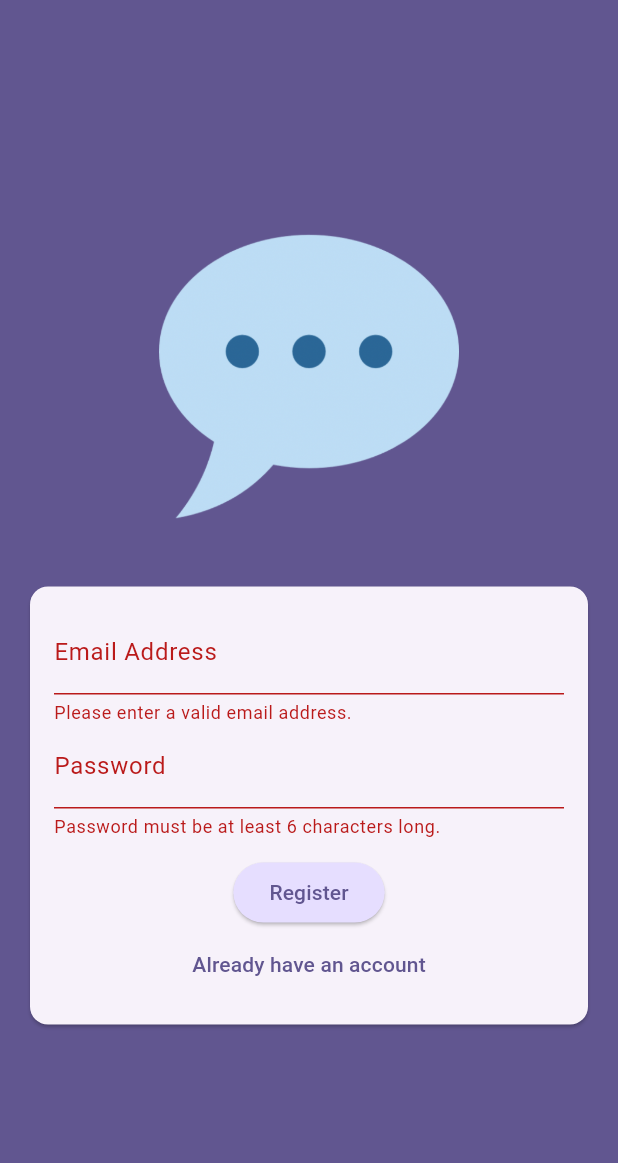
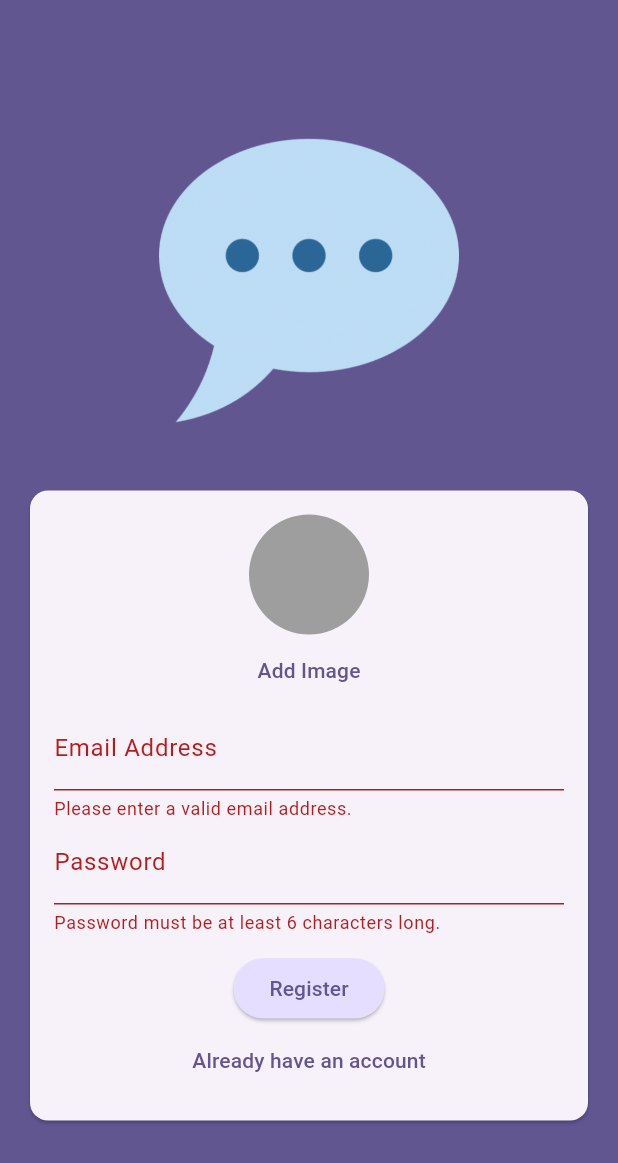
Before and after one commit to shacos/flutter_chat_app, a Flutter app: the screen it shows after launch, after a tap on "Login", after a tap on "Create an account", on a phone screen of 412 x 824 dp. Shown: the top 1163 px of the screen. Run offline on Flutter 3.47's test engine with Material 3 defaults, Android fonts, the phone set to English and light mode, and no system bars; our stand-ins replace cloud_firestore, firebase_auth, firebase_core, firebase_storage, image_picker; accounts and stored records are empty.

Commit message:
finsihed lecture 288

```diff
--- a/lib/main.dart
+++ b/lib/main.dart
@@ -1,7 +1,10 @@
 import 'package:flutter/material.dart';
+import 'package:firebase_auth/firebase_auth.dart';
 import 'package:firebase_core/firebase_core.dart';
 
 import 'package:chat_app/screens/auth.dart';
+import 'package:chat_app/screens/splash.dart';
+import 'package:chat_app/screens/chat.dart';
 
 void main() async {
   WidgetsFlutterBinding.ensureInitialized();
@@ -20,7 +23,15 @@ class App extends StatelessWidget {
         colorScheme: ColorScheme.fromSeed(
             seedColor: const Color.fromARGB(255, 63, 17, 177)),
       ),
-      home: const AuthScreen(),
+      home: StreamBuilder(
+        stream: FirebaseAuth.instance.authStateChanges(),
+        builder: ((ctx, snapshot) {
+          if (snapshot.connectionState == ConnectionState.waiting)
+            return const SplashScreen();
+          if (snapshot.hasData) return const ChatScreen();
+          return const AuthScreen();
+        }),
+      ),
     );
   }
 }
--- a/lib/screens/auth.dart
+++ b/lib/screens/auth.dart
@@ -1,5 +1,11 @@
+import 'dart:io';
+
+import 'package:cloud_firestore/cloud_firestore.dart';
 import 'package:flutter/material.dart';
 import 'package:firebase_auth/firebase_auth.dart';
+import 'package:firebase_storage/firebase_storage.dart';
+
+import 'package:chat_app/widgets/user_image_picker.dart';
 
 final _firebase = FirebaseAuth.instance;
 
@@ -16,24 +22,44 @@ class _AuthScreenState extends State<AuthScreen> {
   final _form = GlobalKey<FormState>();
   var _enteredEmail = '';
   var _enteredPassword = '';
-
   bool _isLogin = true;
+  File? _selectedImage;
+  var _isAuthenticating = false;
 
   void _submit() async {
-    if (_form.currentState!.validate()) {
+    final isValid = _form.currentState!.validate();
+
+    if (!isValid || (!_isLogin && _selectedImage == null)) return;
+
     _form.currentState!.save();
     try {
+      setState(() {
+        _isAuthenticating = true;
+      });
       if (_isLogin) {
         final userCredentials = await _firebase.signInWithEmailAndPassword(
             email: _enteredEmail, password: _enteredPassword);
-          print(userCredentials);
       } else {
-          final userCredentials =
-              await _firebase.createUserWithEmailAndPassword(
+        final userCredentials = await _firebase.createUserWithEmailAndPassword(
           email: _enteredEmail,
           password: _enteredPassword,
         );
-          print(userCredentials);
+        final storageRef = FirebaseStorage.instance
+            .ref()
+            .child('user_images')
+            .child('${userCredentials.user!.uid}.jpg');
+
+        await storageRef.putFile(_selectedImage!);
+        final imageUrl = await storageRef.getDownloadURL();
+
+        await FirebaseFirestore.instance
+            .collection('users')
+            .doc(userCredentials.user!.uid)
+            .set({
+          'username': 'To be set...',
+          'email': _enteredEmail,
+          'image_url': imageUrl,
+        });
       }
     } on FirebaseAuthException catch (error) {
       if (error.code == 'email-already-in-use') {
@@ -48,7 +74,10 @@ class _AuthScreenState extends State<AuthScreen> {
           content: Text(error.message ?? 'Authentication failed.'),
         ),
       );
-      }
+
+      setState(() {
+        _isAuthenticating = false;
+      });
     }
   }
 
@@ -80,6 +109,11 @@ class _AuthScreenState extends State<AuthScreen> {
                     child: Column(
                       mainAxisSize: MainAxisSize.min,
                       children: [
+                        if (!_isLogin)
+                          UserImagePicker(
+                            onSelectImage: (fileImage) =>
+                                _selectedImage = fileImage,
+                          ),
                         TextFormField(
                           decoration:
                               const InputDecoration(labelText: 'Email Address'),
@@ -109,14 +143,19 @@ class _AuthScreenState extends State<AuthScreen> {
                           onSaved: (newValue) => _enteredPassword = newValue!,
                         ),
                         const SizedBox(height: 12),
+                        if (_isAuthenticating)
+                          const CircularProgressIndicator(),
+                        if (!_isAuthenticating)
                           ElevatedButton(
                             onPressed: _submit,
                             style: ElevatedButton.styleFrom(
-                            backgroundColor:
-                                Theme.of(context).colorScheme.primaryContainer,
+                              backgroundColor: Theme.of(context)
+                                  .colorScheme
+                                  .primaryContainer,
                             ),
                             child: Text(_isLogin ? 'Login' : 'Register'),
                           ),
+                        if (!_isAuthenticating)
                           TextButton(
                             onPressed: () {
                               setState(() {
--- /dev/null
+++ b/lib/screens/splash.dart
@@ -0,0 +1,17 @@
+import 'package:flutter/material.dart';
+
+class SplashScreen extends StatelessWidget {
+  const SplashScreen({super.key});
+
+  @override
+  Widget build(BuildContext context) {
+    return Scaffold(
+      appBar: AppBar(
+        title: const Text('FlutterSplash'),
+      ),
+      body: const Center(
+        child: Text('Loading...'),
+      ),
+    );
+  }
+}
--- /dev/null
+++ b/lib/widgets/user_image_picker.dart
@@ -0,0 +1,61 @@
+import 'dart:io';
+
+import 'package:flutter/material.dart';
+import 'package:image_picker/image_picker.dart';
+
+class UserImagePicker extends StatefulWidget {
+  const UserImagePicker({
+    super.key,
+    required this.onSelectImage,
+  });
+
+  final void Function(File) onSelectImage;
+
+  @override
+  State<UserImagePicker> createState() {
+    return _UserImagePickerState();
+  }
+}
+
+class _UserImagePickerState extends State<UserImagePicker> {
+  File? _pickedImageFile;
+
+  void _pickImage() async {
+    final imagePicked = await ImagePicker().pickImage(
+      source: ImageSource.camera,
+      imageQuality: 50,
+      maxWidth: 150,
+    );
+
+    if (imagePicked == null) return;
+
+    setState(() {
+      _pickedImageFile = File(imagePicked.path);
+    });
+
+    widget.onSelectImage(_pickedImageFile!);
+  }
+
+  @override
+  Widget build(BuildContext context) {
+    return Column(
+      children: [
+        CircleAvatar(
+          radius: 40,
+          backgroundColor: Colors.grey,
+          foregroundImage:
+              _pickedImageFile != null ? FileImage(_pickedImageFile!) : null,
+        ),
+        TextButton.icon(
+          onPressed: _pickImage,
+          label: Text(
+            'Add Image',
+            style: TextStyle(
+              color: Theme.of(context).colorScheme.primary,
+            ),
+          ),
+        )
+      ],
+    );
+  }
+}
--- a/pubspec.yaml
+++ b/pubspec.yaml
@@ -37,6 +37,9 @@ dependencies:
   cupertino_icons: ^1.0.6
   firebase_core: ^2.31.0
   firebase_auth: ^4.19.5
+  firebase_storage: ^11.7.5
+  image_picker: ^1.1.1
+  cloud_firestore: ^4.17.3
 
 dev_dependencies:
   flutter_test:
```
Also changed, not shown: lib/screens/chat.dart (added, +26 -0 lines), pubspec.lock, 11 other files. Lines whose indentation alone changed are shown as unchanged.
